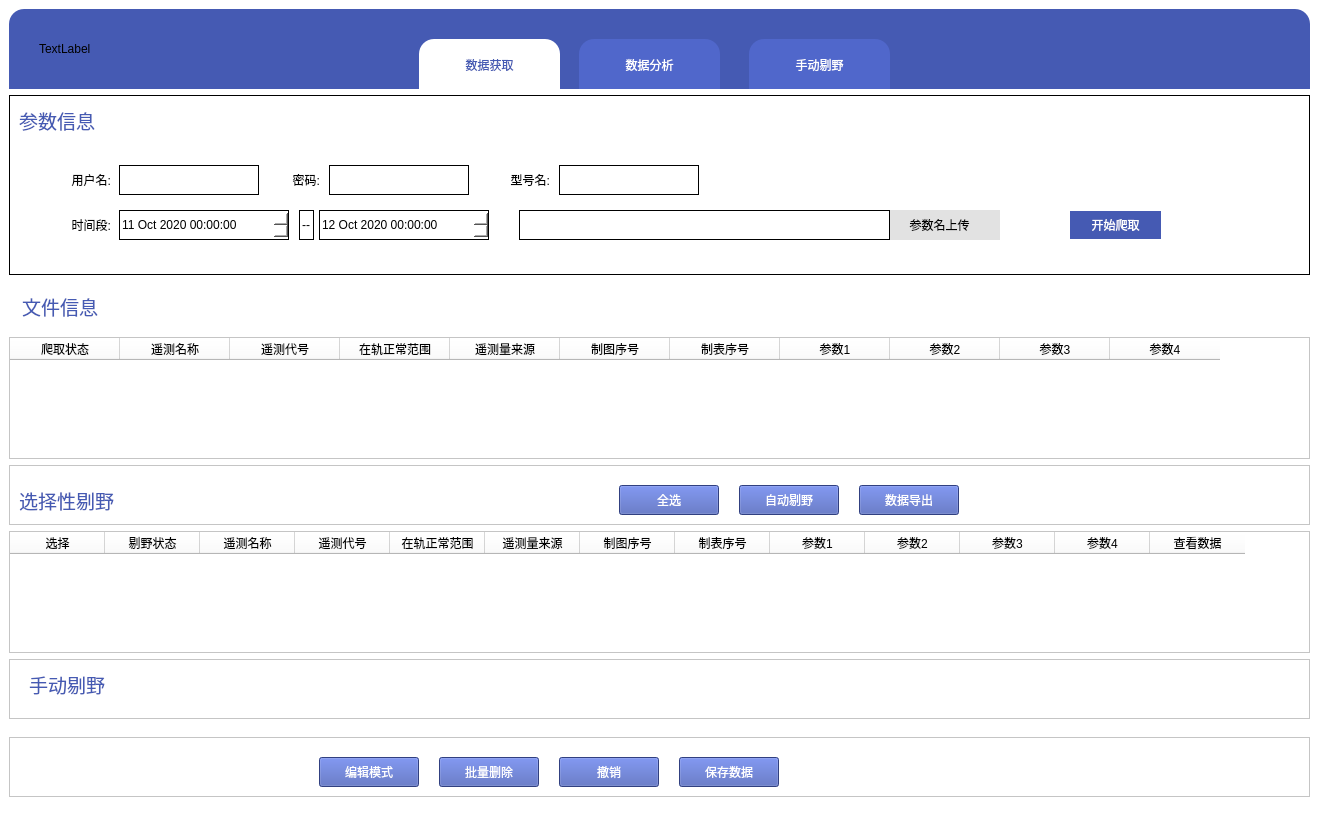
Above: interface.ui from Shen-LW/analysis_xp before the change. Below: the same form after it.
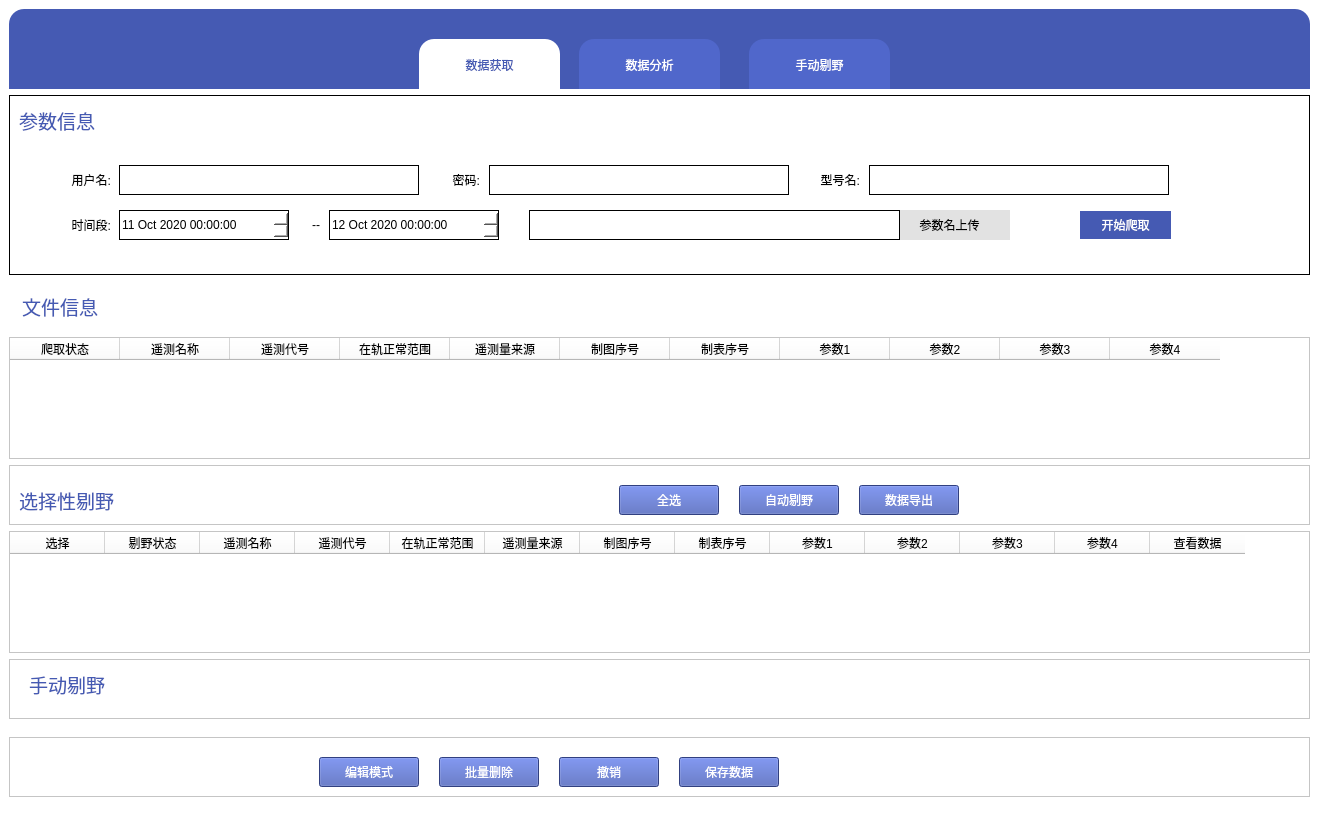
That is the form after the change.

```diff
--- a/interface.ui
+++ b/interface.ui
@@ -109,12 +109,12 @@
         </rect>
        </property>
        <property name="styleSheet">
-        <string notr="true">borde1r-width: 1px;border-style: solid;
-border-top-left-radius:0px;
-border-top-right-radius:0px;</string>
+        <string notr="true">border-top-left-radius:0px;
+border-top-right-radius:0px;
+</string>
        </property>
        <property name="text">
-        <string>TextLabel</string>
+        <string/>
        </property>
       </widget>
      </widget>
@@ -151,10 +151,13 @@
         <rect>
          <x>290</x>
          <y>115</y>
-         <width>15</width>
+         <width>21</width>
          <height>30</height>
         </rect>
        </property>
+       <property name="styleSheet">
+        <string notr="true">border:0px;font: 10pt &quot;Microsoft YaHei UI&quot;;</string>
+       </property>
        <property name="text">
         <string>--</string>
        </property>
@@ -192,7 +195,7 @@
       <widget class="QPushButton" name="crawl_btn">
        <property name="geometry">
         <rect>
-         <x>1060</x>
+         <x>1070</x>
          <y>115</y>
          <width>93</width>
          <height>30</height>
@@ -210,9 +213,9 @@
       <widget class="QLineEdit" name="model_edit">
        <property name="geometry">
         <rect>
-         <x>550</x>
+         <x>860</x>
          <y>70</y>
-         <width>140</width>
+         <width>300</width>
          <height>30</height>
         </rect>
        </property>
@@ -220,9 +223,9 @@
       <widget class="QLineEdit" name="password_edit">
        <property name="geometry">
         <rect>
-         <x>320</x>
+         <x>480</x>
          <y>70</y>
-         <width>140</width>
+         <width>300</width>
          <height>30</height>
         </rect>
        </property>
@@ -232,7 +235,7 @@
         <rect>
          <x>110</x>
          <y>70</y>
-         <width>140</width>
+         <width>300</width>
          <height>30</height>
         </rect>
        </property>
@@ -243,7 +246,7 @@
       <widget class="QPushButton" name="upload_excel_btn">
        <property name="geometry">
         <rect>
-         <x>870</x>
+         <x>880</x>
          <y>115</y>
          <width>121</width>
          <height>30</height>
@@ -279,7 +282,7 @@
       <widget class="QDateTimeEdit" name="end_time_edit">
        <property name="geometry">
         <rect>
-         <x>310</x>
+         <x>320</x>
          <y>115</y>
          <width>170</width>
          <height>30</height>
@@ -302,7 +305,7 @@
       <widget class="QLabel" name="label_7">
        <property name="geometry">
         <rect>
-         <x>260</x>
+         <x>420</x>
          <y>70</y>
          <width>51</width>
          <height>30</height>
@@ -321,7 +324,7 @@
       <widget class="QLabel" name="label_5">
        <property name="geometry">
         <rect>
-         <x>480</x>
+         <x>790</x>
          <y>70</y>
          <width>61</width>
          <height>30</height>
@@ -363,7 +366,7 @@
       <widget class="QLineEdit" name="excel_path_edit">
        <property name="geometry">
         <rect>
-         <x>510</x>
+         <x>520</x>
          <y>115</y>
          <width>371</width>
          <height>30</height>
```
